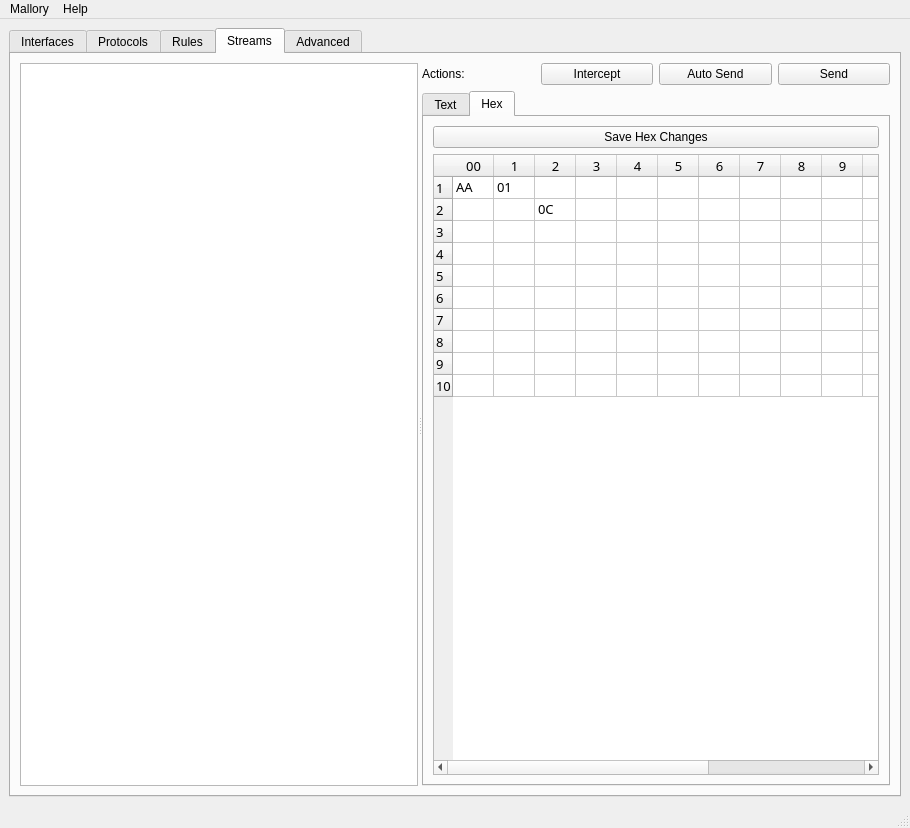
First picture: the form in src/gui/Mallory.ui, repository intrepidusgroup/mallory, before the edit.
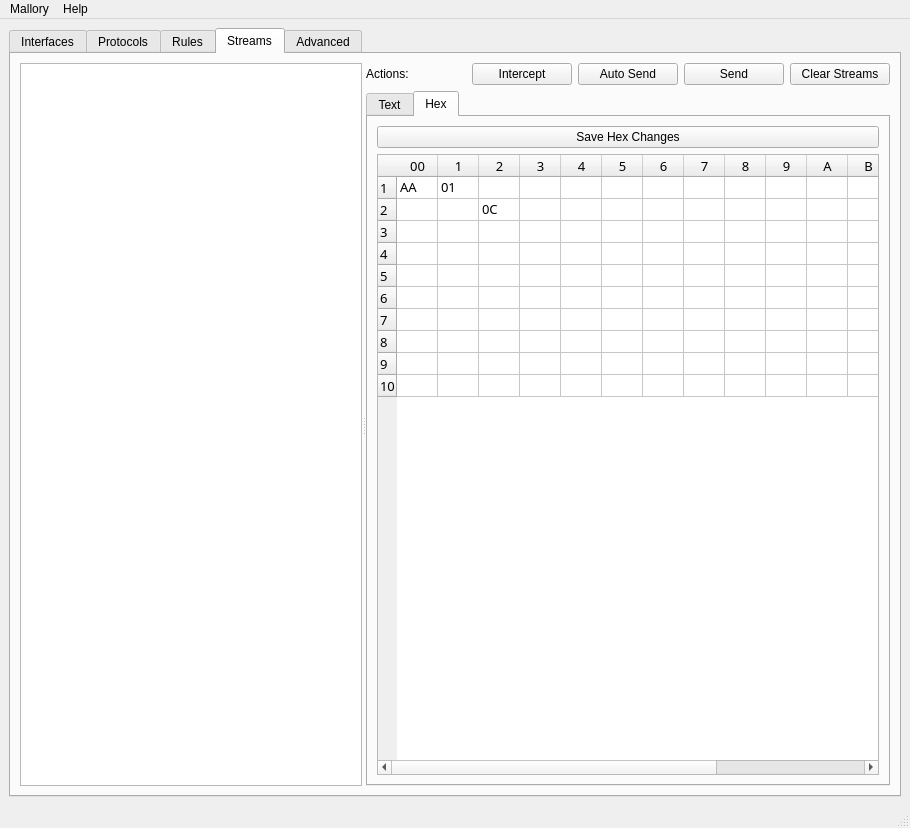
Second picture: the form after the edit. The open tabs and pages were chosen to show the change. Icons and pictures are not drawn.

Commit message: Added clear streams functionality

Patch:
```diff
--- a/src/gui/Mallory.ui
+++ b/src/gui/Mallory.ui
@@ -955,6 +955,17 @@
                 </property>
                </widget>
               </item>
+              <item>
+               <widget class="QPushButton" name="btnclear">
+                <property name="text">
+                 <string>Clear Streams</string>
+                </property>
+                <property name="icon">
+                 <iconset resource="mallory_gui.qrc">
+                  <normaloff>:/icons/icons/application_form_delete.png</normaloff>:/icons/icons/application_form_delete.png</iconset>
+                </property>
+               </widget>
+              </item>
              </layout>
             </item>
             <item>
```
Left out of the diff: 2 changed lines with no effect on the pictures. The commit also changes 6 other files.
